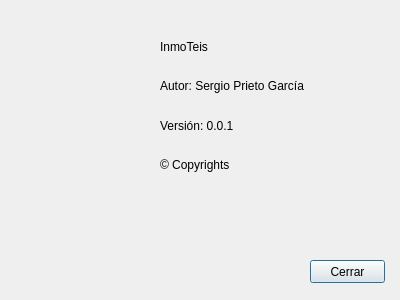
Qt form templates/dlgAbout.ui (Semperz/ProyectoDI) before a commit.
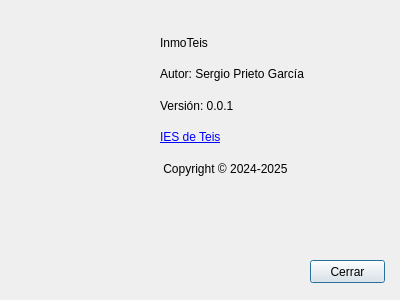
The same form after that commit. Icons and pictures are not drawn.

Diff of the .ui file:
```diff
--- a/templates/dlgAbout.ui
+++ b/templates/dlgAbout.ui
@@ -64,7 +64,7 @@
     <string>Cerrar</string>
    </property>
   </widget>
-  <widget class="QWidget" name="">
+  <widget class="QWidget" name="layoutWidget">
    <property name="geometry">
     <rect>
      <x>160</x>
@@ -95,10 +95,20 @@
       </property>
      </widget>
     </item>
+    <item>
+     <widget class="QLabel" name="lblLink">
+      <property name="text">
+       <string>&lt;a href=&quot;https://www.youtube.com/watch?v=QOhmcbfwxnA&quot;&gt;IES de Teis&lt;/a&gt;</string>
+      </property>
+      <property name="openExternalLinks">
+       <bool>true</bool>
+      </property>
+     </widget>
+    </item>
     <item>
      <widget class="QLabel" name="label_4">
       <property name="text">
-       <string>© Copyrights</string>
+       <string> Copyright © 2024-2025</string>
       </property>
      </widget>
     </item>
```
